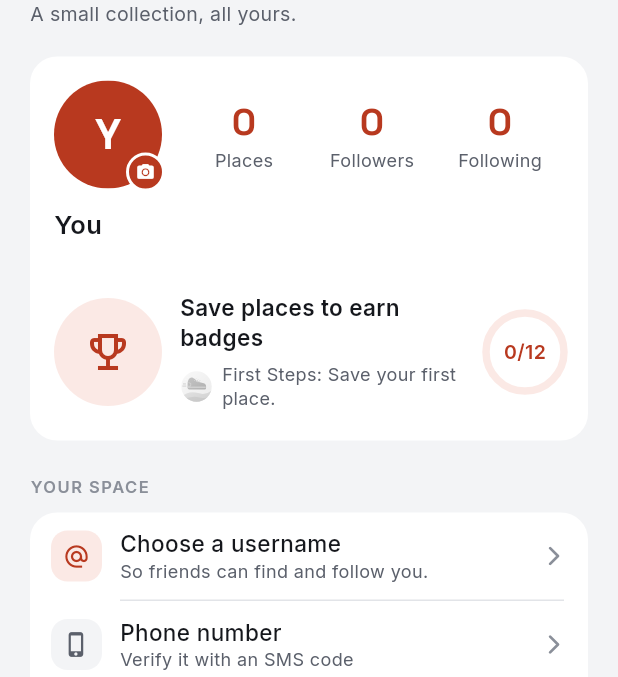
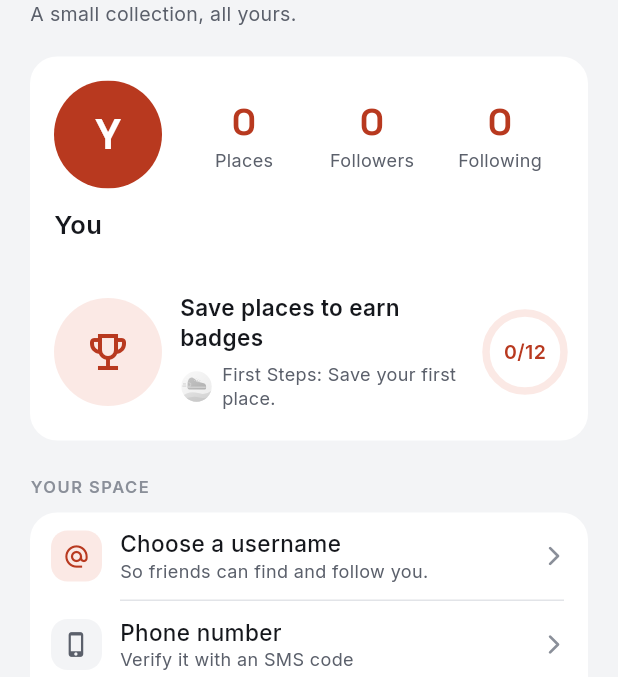
Before and after one commit to lilpapa123/Favorite-places-app, a Flutter app: the AccountScreen screen opened directly, on a phone screen of 412 x 824 dp, the part 71-748 px from its top. Run offline on Flutter 3.47's test engine with Material 3 defaults, Android fonts, the phone set to English and light mode, and no system bars; our stand-ins replace cloud_firestore, firebase_auth, firebase_core, flutter_map, flutter_riverpod, flutter_svg and 6 more; missing offline and left inert: mapcn_flutter; accounts and stored records are empty; generated files the repository leaves out were written again.

Commit message:
Remove avatar camera badge, fix saving username
- Remove the camera badge from the Account profile photo.
- Read the display name and social provider before the username dialog
  opens, so saving still works if the screen closes while it is open.

```diff
--- a/lib/screens/account.dart
+++ b/lib/screens/account.dart
@@ -292,6 +292,9 @@ class _Profile extends ConsumerWidget {
   ) async {
     final l10n = context.l10n;
     final messenger = ScaffoldMessenger.of(context);
+    // Read before the dialog: context and ref die if the screen closes.
+    final displayName = _name(context);
+    final social = ref.read(socialProvider);
     final username = await showDialog<String>(
       context: context,
       useRootNavigator: true,
@@ -310,16 +313,13 @@ class _Profile extends ConsumerWidget {
       say(l10n.usernameInvalid);
       return;
     }
-    final displayName = _name(context);
     try {
-      final ok = await ref
-          .read(socialProvider)
-          .claimUsername(
-            uid: user.uid,
-            username: username,
-            displayName: displayName,
-            photoUrl: user.photoURL,
-          );
+      final ok = await social.claimUsername(
+        uid: user.uid,
+        username: username,
+        displayName: displayName,
+        photoUrl: user.photoURL,
+      );
       say(ok ? l10n.usernameSaved : l10n.usernameTaken);
     } catch (_) {
       say(l10n.somethingWentWrong);
@@ -548,28 +548,6 @@ class _Profile extends ConsumerWidget {
                                                 ),
                                               ),
                                             ),
-                                    ),
-                                  ),
-                                  // Small camera badge: "you can change this".
-                                  Positioned(
-                                    right: -2,
-                                    bottom: -2,
-                                    child: Container(
-                                      width: 26,
-                                      height: 26,
-                                      decoration: BoxDecoration(
-                                        color: AppColors.accent,
-                                        shape: BoxShape.circle,
-                                        border: Border.all(
-                                          color: AppColors.surface,
-                                          width: 2,
-                                        ),
-                                      ),
-                                      child: const Icon(
-                                        Icons.photo_camera,
-                                        size: 13,
-                                        color: Colors.white,
-                                      ),
                                     ),
                                   ),
                                 ],
```
